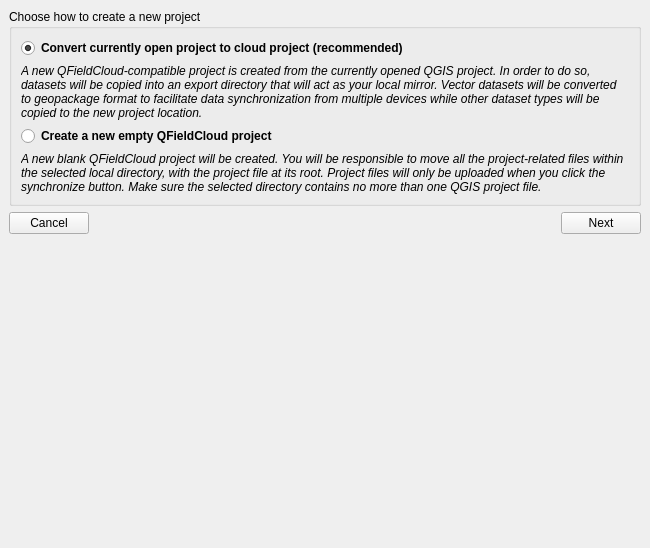
Qt form launcher/portable_profile/profiles/portable/python/plugins/qfieldsync/ui/cloud_create_project_widget.ui (yamamoto-ryuzo/yr-qgis-launcher) before a commit.
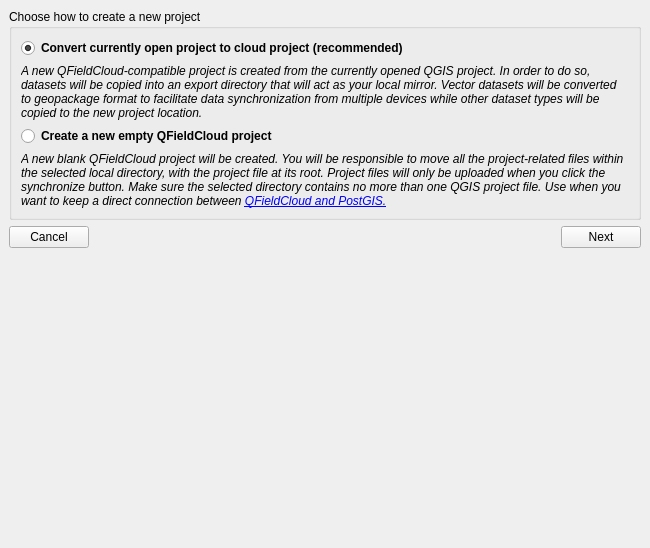
The same form after that commit. Icons and pictures are not drawn.

The edit to the form file:
```diff
--- a/launcher/portable_profile/profiles/portable/python/plugins/qfieldsync/ui/cloud_create_project_widget.ui
+++ b/launcher/portable_profile/profiles/portable/python/plugins/qfieldsync/ui/cloud_create_project_widget.ui
@@ -91,7 +91,7 @@
              </font>
             </property>
             <property name="text">
-             <string>A new blank QFieldCloud project will be created. You will be responsible to move all the project-related files within the selected local directory, with the project file at its root. Project files will only be uploaded when you click the synchronize button. Make sure the selected directory contains no more than one QGIS project file.</string>
+             <string>A new blank QFieldCloud project will be created. You will be responsible to move all the project-related files within the selected local directory, with the project file at its root. Project files will only be uploaded when you click the synchronize button. Make sure the selected directory contains no more than one QGIS project file. Use when you want to keep a direct connection between &lt;a href=&quot;https://docs.qfield.org/get-started/tutorials/advanced-setup-qfc/#postgis&quot;&gt;QFieldCloud and PostGIS.&lt;/a&gt;</string>
             </property>
             <property name="wordWrap">
              <bool>true</bool>
```
Left out of the diff: 3 changed lines with no effect on the pictures.
